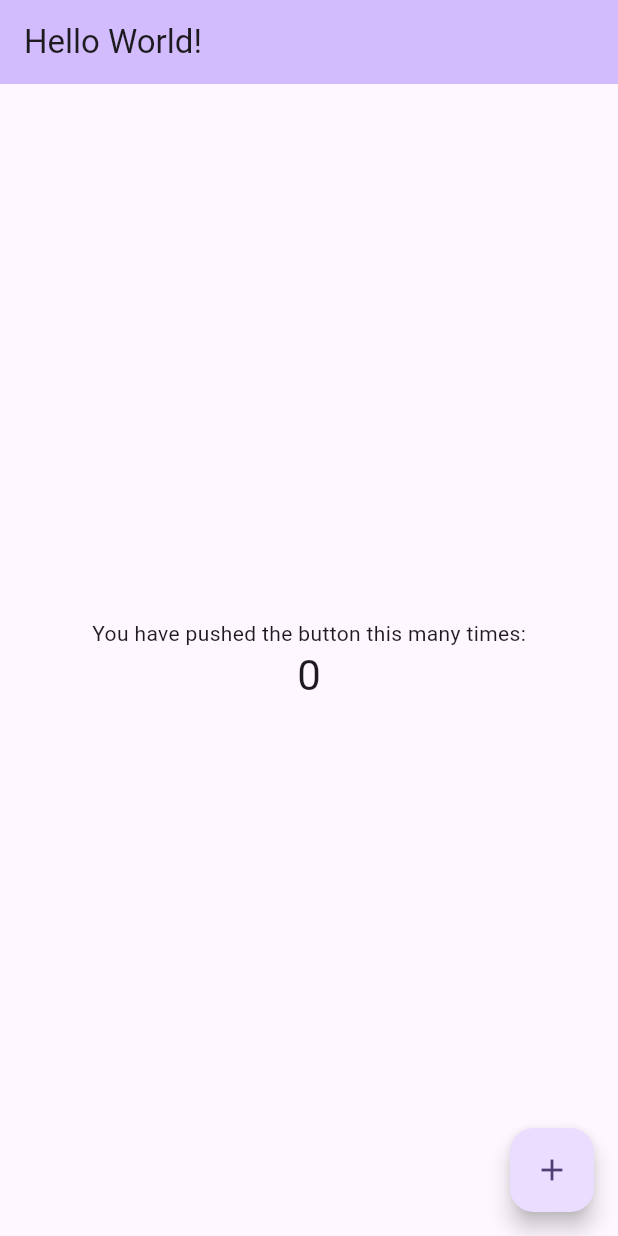
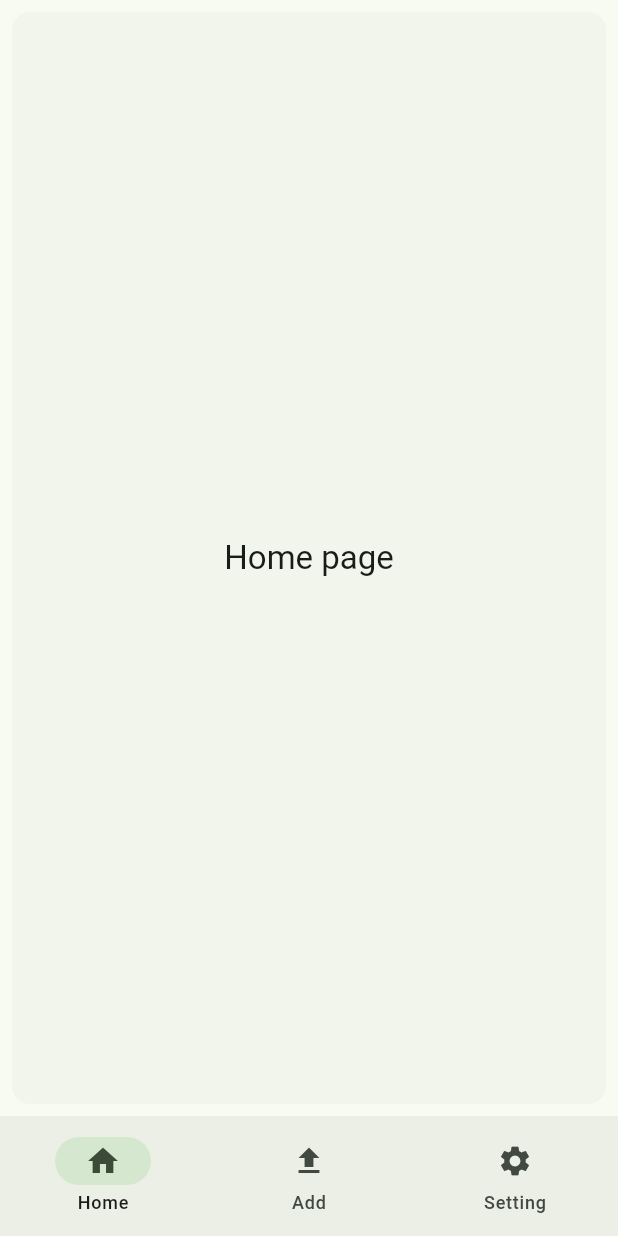
Before and after one commit to slotruglio/card-wallet, a Flutter app: the screen it shows after launch, on a phone screen of 412 x 824 dp. Run offline on Flutter 3.47's test engine with Material 3 defaults, Android fonts, the phone set to English and light mode, and no system bars.

Commit message:
add upload page

```diff
--- /dev/null
+++ b/frontend/lib/components/home.dart
@@ -0,0 +1,98 @@
+import 'package:card_wallet/pages/upload.dart';
+import 'package:flutter/material.dart';
+import 'package:card_wallet/l10n/app_localizations.dart';
+
+class HomeWidget extends StatefulWidget {
+  const HomeWidget({super.key});
+
+  @override
+  State<HomeWidget> createState() => _HomeWidgetState();
+}
+
+class _HomeWidgetState extends State<HomeWidget> {
+  int currentPageIndex = 0;
+
+  @override
+  Widget build(BuildContext context) {
+    final ThemeData theme = Theme.of(context);
+    return Scaffold(
+      bottomNavigationBar: NavigationBar(
+        onDestinationSelected: (int index) {
+          setState(() {
+            currentPageIndex = index;
+          });
+        },
+        //indicatorColor: Colors.amber,
+        selectedIndex: currentPageIndex,
+        destinations: <Widget>[
+          NavigationDestination(
+            selectedIcon: Icon(Icons.home),
+            icon: Icon(Icons.home_outlined),
+            label: AppLocalizations.of(context)!.homeItem,
+          ),
+          NavigationDestination(
+            icon: Icon(Icons.upload),
+            label: AppLocalizations.of(context)!.addItem,
+          ),
+          NavigationDestination(
+            icon: Icon(Icons.settings),
+            label: AppLocalizations.of(context)!.settingsItem,
+          ),
+        ],
+      ),
+      body: <Widget>[
+        /// Home page
+        Card(
+          shadowColor: Colors.transparent,
+          margin: const EdgeInsets.all(8.0),
+          child: SizedBox.expand(
+            child: Center(child: Text('Home page', style: theme.textTheme.titleLarge)),
+          ),
+        ),
+
+        /// Upload page
+        UploadPage(),
+
+        /// Messages page
+        ListView.builder(
+          reverse: true,
+          itemCount: 2,
+          itemBuilder: (BuildContext context, int index) {
+            if (index == 0) {
+              return Align(
+                alignment: Alignment.centerRight,
+                child: Container(
+                  margin: const EdgeInsets.all(8.0),
+                  padding: const EdgeInsets.all(8.0),
+                  decoration: BoxDecoration(
+                    color: theme.colorScheme.primary,
+                    borderRadius: BorderRadius.circular(8.0),
+                  ),
+                  child: Text(
+                    'Hello',
+                    style: theme.textTheme.bodyLarge!.copyWith(color: theme.colorScheme.onPrimary),
+                  ),
+                ),
+              );
+            }
+            return Align(
+              alignment: Alignment.centerLeft,
+              child: Container(
+                margin: const EdgeInsets.all(8.0),
+                padding: const EdgeInsets.all(8.0),
+                decoration: BoxDecoration(
+                  color: theme.colorScheme.primary,
+                  borderRadius: BorderRadius.circular(8.0),
+                ),
+                child: Text(
+                  'Hi!',
+                  style: theme.textTheme.bodyLarge!.copyWith(color: theme.colorScheme.onPrimary),
+                ),
+              ),
+            );
+          },
+        ),
+      ][currentPageIndex],
+    );
+  }
+}
--- a/frontend/lib/l10n/app_en.arb
+++ b/frontend/lib/l10n/app_en.arb
@@ -2,5 +2,17 @@
   "helloWorld": "Hello World!",
   "@helloWorld": {
     "description": "The conventional newborn programmer greeting"
+  },
+  "homeItem": "Home",
+  "@homeItem": {
+    "description": "Home navigation item"
+  },
+  "addItem": "Add",
+  "@addItem": {
+    "description": "Add navigation item"
+  },
+  "settingsItem": "Setting",
+  "@settingsItem": {
+    "description": "Settings navigation item"
   }
 }
--- a/frontend/lib/l10n/app_it.arb
+++ b/frontend/lib/l10n/app_it.arb
@@ -1,3 +1,6 @@
 {
-    "helloWorld": "Ciao Mondo!"
+    "helloWorld": "Ciao Mondo!",
+    "homeItem": "Home",
+    "addItem": "Carica",
+    "settingsItem": "Impostazioni"
 }
--- a/frontend/lib/l10n/app_localizations.dart
+++ b/frontend/lib/l10n/app_localizations.dart
@@ -103,6 +103,24 @@ abstract class AppLocalizations {
   /// In en, this message translates to:
   /// **'Hello World!'**
   String get helloWorld;
+
+  /// Home navigation item
+  ///
+  /// In en, this message translates to:
+  /// **'Home'**
+  String get homeItem;
+
+  /// Add navigation item
+  ///
+  /// In en, this message translates to:
+  /// **'Add'**
+  String get addItem;
+
+  /// Settings navigation item
+  ///
+  /// In en, this message translates to:
+  /// **'Setting'**
+  String get settingsItem;
 }
 
 class _AppLocalizationsDelegate
--- a/frontend/lib/l10n/app_localizations_en.dart
+++ b/frontend/lib/l10n/app_localizations_en.dart
@@ -10,4 +10,13 @@ class AppLocalizationsEn extends AppLocalizations {
 
   @override
   String get helloWorld => 'Hello World!';
+
+  @override
+  String get homeItem => 'Home';
+
+  @override
+  String get addItem => 'Add';
+
+  @override
+  String get settingsItem => 'Setting';
 }
--- a/frontend/lib/main.dart
+++ b/frontend/lib/main.dart
@@ -1,6 +1,6 @@
+import 'package:card_wallet/components/home.dart';
 import 'package:flutter/material.dart';
-import 'package:flutter_localizations/flutter_localizations.dart';
-import 'l10n/app_localizations.dart';
+import 'package:card_wallet/l10n/app_localizations.dart';
 
 void main() {
   runApp(const MyApp());
@@ -31,95 +31,9 @@ class MyApp extends StatelessWidget {
         //
         // This works for code too, not just values: Most code changes can be
         // tested with just a hot reload.
-        colorScheme: ColorScheme.fromSeed(seedColor: Colors.deepPurple),
+        colorScheme: ColorScheme.fromSeed(seedColor: Colors.green),
       ),
-      home: const MyHomePage(title: "helloWorld"),
+      home: const HomeWidget(),
     );
   }
 }
-
-class MyHomePage extends StatefulWidget {
-  const MyHomePage({super.key, required this.title});
-
-  // This widget is the home page of your application. It is stateful, meaning
-  // that it has a State object (defined below) that contains fields that affect
-  // how it looks.
-
-  // This class is the configuration for the state. It holds the values (in this
-  // case the title) provided by the parent (in this case the App widget) and
-  // used by the build method of the State. Fields in a Widget subclass are
-  // always marked "final".
-
-  final String title;
-
-  @override
-  State<MyHomePage> createState() => _MyHomePageState();
-}
-
-class _MyHomePageState extends State<MyHomePage> {
-  int _counter = 0;
-
-  void _incrementCounter() {
-    setState(() {
-      // This call to setState tells the Flutter framework that something has
-      // changed in this State, which causes it to rerun the build method below
-      // so that the display can reflect the updated values. If we changed
-      // _counter without calling setState(), then the build method would not be
-      // called again, and so nothing would appear to happen.
-      _counter++;
-    });
-  }
-
-  @override
-  Widget build(BuildContext context) {
-    // This method is rerun every time setState is called, for instance as done
-    // by the _incrementCounter method above.
-    //
-    // The Flutter framework has been optimized to make rerunning build methods
-    // fast, so that you can just rebuild anything that needs updating rather
-    // than having to individually change instances of widgets.
-    return Scaffold(
-      appBar: AppBar(
-        // TRY THIS: Try changing the color here to a specific color (to
-        // Colors.amber, perhaps?) and trigger a hot reload to see the AppBar
-        // change color while the other colors stay the same.
-        backgroundColor: Theme.of(context).colorScheme.inversePrimary,
-        // Here we take the value from the MyHomePage object that was created by
-        // the App.build method, and use it to set our appbar title.
-        title: Text(AppLocalizations.of(context)!.helloWorld),
-      ),
-      body: Center(
-        // Center is a layout widget. It takes a single child and positions it
-        // in the middle of the parent.
-        child: Column(
-          // Column is also a layout widget. It takes a list of children and
-          // arranges them vertically. By default, it sizes itself to fit its
-          // children horizontally, and tries to be as tall as its parent.
-          //
-          // Column has various properties to control how it sizes itself and
-          // how it positions its children. Here we use mainAxisAlignment to
-          // center the children vertically; the main axis here is the vertical
-          // axis because Columns are vertical (the cross axis would be
-          // horizontal).
-          //
-          // TRY THIS: Invoke "debug painting" (choose the "Toggle Debug Paint"
-          // action in the IDE, or press "p" in the console), to see the
-          // wireframe for each widget.
-          mainAxisAlignment: MainAxisAlignment.center,
-          children: <Widget>[
-            const Text('You have pushed the button this many times:'),
-            Text(
-              '$_counter',
-              style: Theme.of(context).textTheme.headlineMedium,
-            ),
-          ],
-        ),
-      ),
-      floatingActionButton: FloatingActionButton(
-        onPressed: _incrementCounter,
-        tooltip: 'Increment',
-        child: const Icon(Icons.add),
-      ), // This trailing comma makes auto-formatting nicer for build methods.
-    );
-  }
-}
```
Also changed, not shown: frontend/lib/l10n/app_localizations_it.dart (+9 -0 lines), frontend/lib/pages/upload.dart (added, +155 -0 lines).
